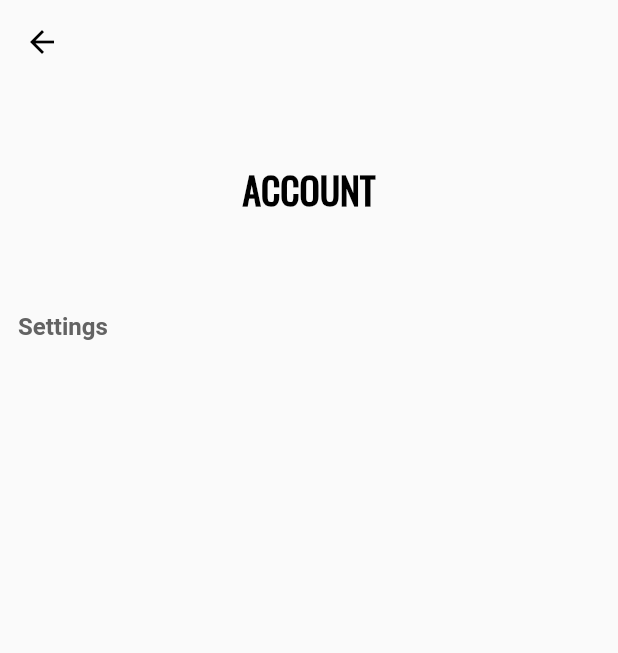
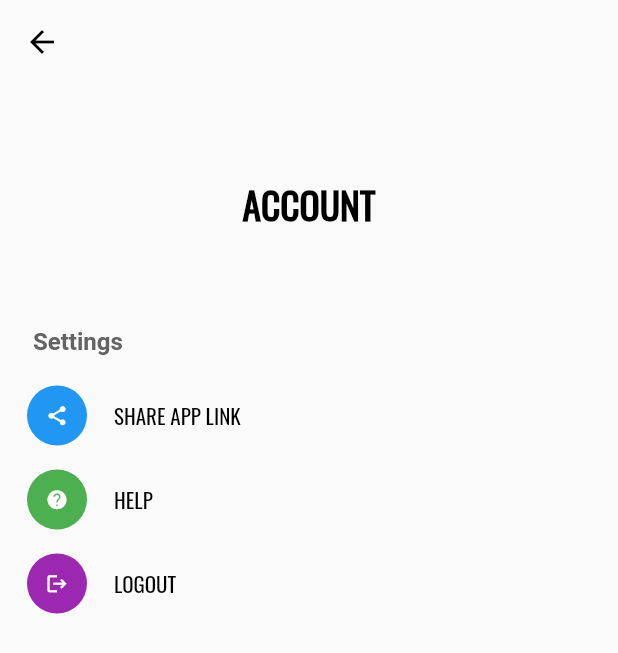
Before and after one commit to MosesOpiyo/Eazz, a Flutter app: the Menu screen opened directly, on a phone screen of 412 x 824 dp. Shown: the top 653 px of the screen. Run offline on Flutter 3.47's test engine with Material 2 defaults, Android fonts, the light colour scheme and no system bars; our stand-ins replace internet_connection_checker, page_transition, shared_preferences; missing offline and left inert: fl_country_code_picker, qr_code_scanner; accounts and stored records are empty; network calls fail.

Commit message:
data display

```diff
--- a/lib/Menu/menu.dart
+++ b/lib/Menu/menu.dart
@@ -19,6 +19,8 @@ class _MenuState extends State<Menu> {
         shadowColor: Colors.transparent,
       ),
       body: SafeArea(
+          child: Padding(
+        padding: const EdgeInsets.all(10.0),
         child: ListView(
           children: [
             const SizedBox(
@@ -70,6 +72,20 @@ class _MenuState extends State<Menu> {
                                               borderRadius:
                                                   BorderRadius.circular(20),
                                             ),
+                                            child: Center(
+                                                child: Text(
+                                              snapshot.data!.username
+                                                  .substring(0, 2)
+                                                  .toUpperCase(),
+                                              textAlign: TextAlign.center,
+                                              style: const TextStyle(
+                                                  color: Color.fromARGB(
+                                                      255, 255, 255, 255),
+                                                  fontSize: 10,
+                                                  fontFamily: 'Oswald',
+                                                  fontWeight:
+                                                      FontWeight.normal),
+                                            )),
                                           ),
                                           Padding(
                                             padding:
@@ -148,8 +164,114 @@ class _MenuState extends State<Menu> {
                       fontSize: 16,
                       color: Color.fromARGB(255, 99, 99, 99),
                       fontWeight: FontWeight.w600),
-              ))
+                )),
+            Container(
+              padding: EdgeInsets.zero,
+              child: Row(
+                children: [
+                  Padding(
+                    padding: const EdgeInsets.all(8.0),
+                    child: Container(
+                        padding: EdgeInsets.zero,
+                        decoration: BoxDecoration(
+                            color: Colors.blue,
+                            borderRadius: BorderRadius.circular(20)),
+                        width: 40,
+                        height: 40,
+                        child: const Center(
+                            child: Icon(
+                          Icons.share,
+                          color: Colors.white,
+                          size: 15,
+                        ))),
+                  ),
+                  const Padding(padding: EdgeInsets.only(left: 10)),
+                  Container(
+                    padding: EdgeInsets.zero,
+                    child: const Text(
+                      "SHARE APP LINK",
+                      style: TextStyle(
+                          color: Colors.black,
+                          fontSize: 14,
+                          fontFamily: 'Oswald',
+                          fontWeight: FontWeight.normal),
+                    ),
+                  ),
                 ],
+              ),
+            ),
+            Container(
+              padding: EdgeInsets.zero,
+              child: Row(
+                children: [
+                  Padding(
+                    padding: const EdgeInsets.all(8.0),
+                    child: Container(
+                        padding: EdgeInsets.zero,
+                        decoration: BoxDecoration(
+                            color: Colors.green,
+                            borderRadius: BorderRadius.circular(20)),
+                        width: 40,
+                        height: 40,
+                        child: const Center(
+                            child: Icon(
+                          Icons.help,
+                          color: Colors.white,
+                          size: 15,
+                        ))),
+                  ),
+                  const Padding(padding: EdgeInsets.only(left: 10)),
+                  Container(
+                    padding: EdgeInsets.zero,
+                    child: const Text(
+                      "HELP",
+                      style: TextStyle(
+                          color: Colors.black,
+                          fontSize: 14,
+                          fontFamily: 'Oswald',
+                          fontWeight: FontWeight.normal),
+                    ),
+                  ),
+                ],
+              ),
+            ),
+            Container(
+              padding: EdgeInsets.zero,
+              child: Row(
+                children: [
+                  Padding(
+                    padding: const EdgeInsets.all(8.0),
+                    child: Container(
+                        padding: EdgeInsets.zero,
+                        decoration: BoxDecoration(
+                            color: Colors.purple,
+                            borderRadius: BorderRadius.circular(20)),
+                        width: 40,
+                        height: 40,
+                        child: const Center(
+                            child: Icon(
+                          Icons.logout,
+                          color: Colors.white,
+                          size: 15,
+                        ))),
+                  ),
+                  const Padding(padding: EdgeInsets.only(left: 10)),
+                  Container(
+                    padding: EdgeInsets.zero,
+                    child: const Text(
+                      "LOGOUT",
+                      style: TextStyle(
+                          color: Colors.black,
+                          fontSize: 14,
+                          fontFamily: 'Oswald',
+                          fontWeight: FontWeight.normal),
+                    ),
+                  ),
+                ],
+              ),
+            ),
+          ],
+        ),
       )),
     );
   }
```
Lines whose indentation alone changed are shown as unchanged.
